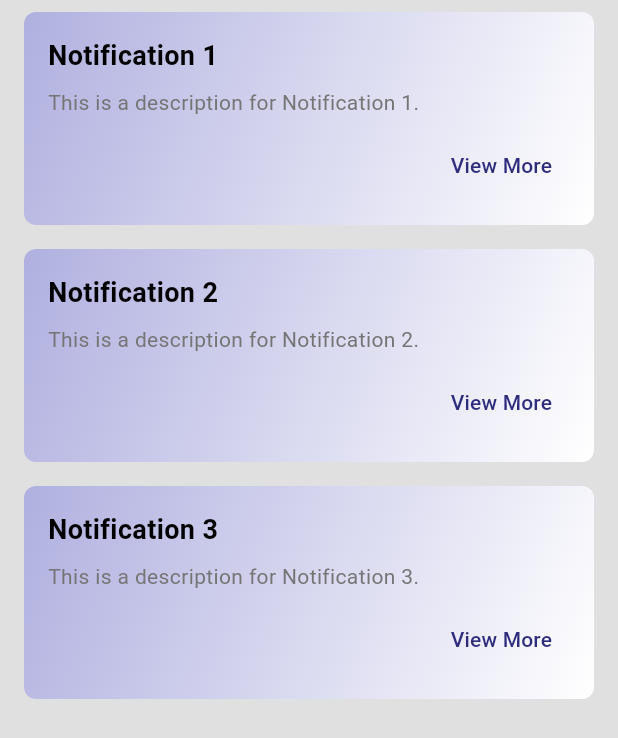
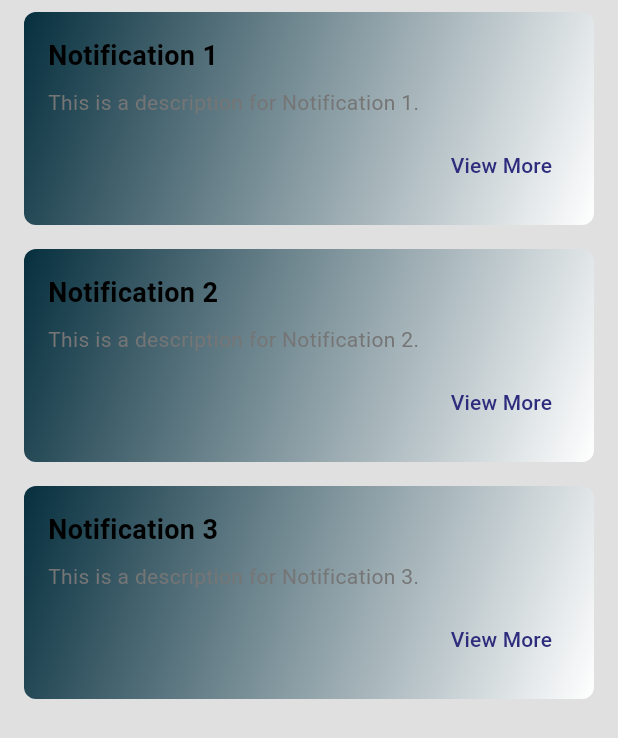
Before and after one commit to HUSSAIN13Q/tasky, a Flutter app: the NotificationPage screen opened by its route, on a phone screen of 412 x 824 dp. Shown: the top 738 px of the screen. Run offline on Flutter 3.47's test engine with Material 3 defaults, Android fonts, the light colour scheme and no system bars; our stand-ins replace dio, go_router, shared_preferences; accounts and stored records are empty.

Commit message:
colors cards changed

```diff
--- a/lib/pages/LeavesPage.dart
+++ b/lib/pages/LeavesPage.dart
@@ -152,7 +152,7 @@ class _LeavesPageState extends State<LeavesPage> {
                     gradient: LinearGradient(
                       colors: [
                         Color(
-                            0xFFB0B0E0), // First color of the gradient (light blue)
+                            0xFF062F3E), // First color of the gradient (light blue)
                         Colors.white, // Second color of the gradient (white)
                       ],
                       begin: Alignment.topLeft,
--- a/lib/pages/notification.dart
+++ b/lib/pages/notification.dart
@@ -71,7 +71,7 @@ class _NotificationPageState extends State<NotificationPage> {
                         gradient: LinearGradient(
                           colors: [
                             Color(
-                                0xFFB0B0E0), // First color of the gradient (light blue)
+                                0xFF062F3E), // First color of the gradient (light blue)
                             Colors
                                 .white, // Second color of the gradient (white)
                           ],
```
